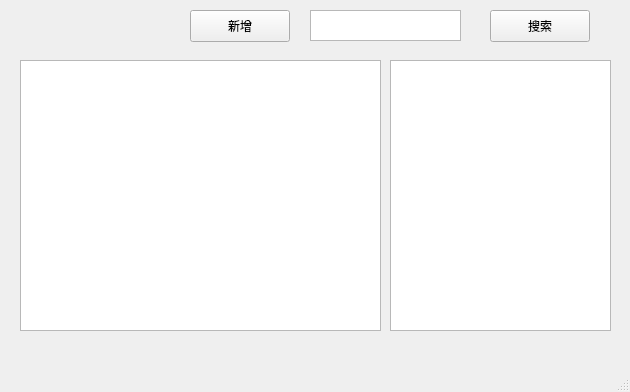
This is mainwindow.ui in Flyingon/qt-secret-tool as Qt 5 draws it before an edit. The edited form follows.
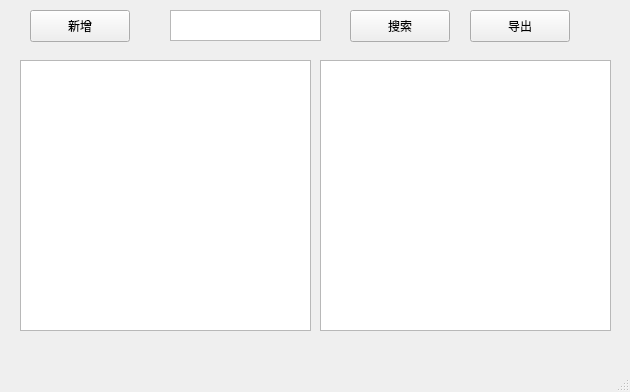
This is the edited form.

Diff of the .ui file:
```diff
--- a/mainwindow.ui
+++ b/mainwindow.ui
@@ -19,7 +19,7 @@
      <rect>
       <x>20</x>
       <y>60</y>
-      <width>361</width>
+      <width>291</width>
       <height>271</height>
      </rect>
     </property>
@@ -27,9 +27,9 @@
    <widget class="QTextEdit" name="textEditSecret">
     <property name="geometry">
      <rect>
-      <x>390</x>
+      <x>320</x>
       <y>60</y>
-      <width>221</width>
+      <width>291</width>
       <height>271</height>
      </rect>
     </property>
@@ -37,7 +37,7 @@
    <widget class="QPushButton" name="newSecret">
     <property name="geometry">
      <rect>
-      <x>190</x>
+      <x>30</x>
       <y>10</y>
       <width>100</width>
       <height>32</height>
@@ -50,7 +50,7 @@
    <widget class="QTextEdit" name="textEditSearch">
     <property name="geometry">
      <rect>
-      <x>310</x>
+      <x>170</x>
       <y>10</y>
       <width>151</width>
       <height>31</height>
@@ -60,7 +60,7 @@
    <widget class="QPushButton" name="searchSecret">
     <property name="geometry">
      <rect>
-      <x>490</x>
+      <x>350</x>
       <y>10</y>
       <width>100</width>
       <height>32</height>
@@ -70,6 +70,19 @@
      <string>搜索</string>
     </property>
    </widget>
+   <widget class="QPushButton" name="exportSecret">
+    <property name="geometry">
+     <rect>
+      <x>470</x>
+      <y>10</y>
+      <width>100</width>
+      <height>32</height>
+     </rect>
+    </property>
+    <property name="text">
+     <string>导出</string>
+    </property>
+   </widget>
   </widget>
   <widget class="QMenuBar" name="menubar">
    <property name="geometry">
```
Left out of the diff: 2 changed lines with no effect on the pictures.
